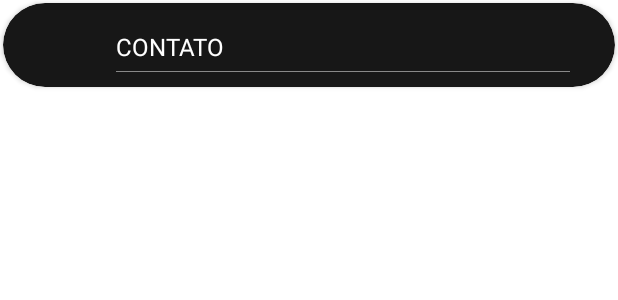
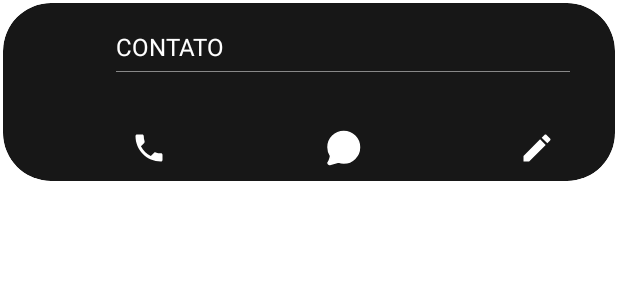
Before and after one commit to let1ci4b/ListaContatos, an Android app: the layout contact_card.xml on its own in the app's theme, with its tools: preview values and no code run, on a phone screen of 412 x 824 dp. Shown: the top 300 px of the screen. Run offline under Robolectric (Android 15) with nearby library versions, the phone set to English and light mode, and no system bars.

Commit message:
ExpandedRecycleView e tela add contato

```diff
--- a/app/src/main/AndroidManifest.xml
+++ b/app/src/main/AndroidManifest.xml
@@ -21,6 +21,11 @@
                 <category android:name="android.intent.category.LAUNCHER"/>
             </intent-filter>
         </activity>
+
+        <activity android:name=".addContactActivity"
+            android:exported="true"
+            android:screenOrientation="portrait">
+        </activity>
     </application>
 
 </manifest>
--- a/app/src/main/java/com/example/recyclerlistacontatos/Contacts.kt
+++ b/app/src/main/java/com/example/recyclerlistacontatos/Contacts.kt
@@ -1,3 +1,3 @@
 package com.example.recyclerlistacontatos
 
-data class Contacts(var titleImage : Int, var heading : String)
+data class Contacts(var titleImage : Int, var nameContact : String, var numberContact : String, var visibility: Boolean = false)
--- /dev/null
+++ b/app/src/main/res/drawable/ic_add.xml
@@ -0,0 +1,5 @@
+<vector android:height="24dp" android:tint="#FFFFFF"
+    android:viewportHeight="24" android:viewportWidth="24"
+    android:width="24dp" xmlns:android="http://schemas.android.com/apk/res/android">
+    <path android:fillColor="@android:color/white" android:pathData="M19,13h-6v6h-2v-6H5v-2h6V5h2v6h6v2z"/>
+</vector>
--- /dev/null
+++ b/app/src/main/res/drawable/ic_call.xml
@@ -0,0 +1,5 @@
+<vector android:height="24dp" android:tint="#FFFFFF"
+    android:viewportHeight="24" android:viewportWidth="24"
+    android:width="24dp" xmlns:android="http://schemas.android.com/apk/res/android">
+    <path android:fillColor="@android:color/white" android:pathData="M6.62,10.79c1.44,2.83 3.76,5.14 6.59,6.59l2.2,-2.2c0.27,-0.27 0.67,-0.36 1.02,-0.24 1.12,0.37 2.33,0.57 3.57,0.57 0.55,0 1,0.45 1,1V20c0,0.55 -0.45,1 -1,1 -9.39,0 -17,-7.61 -17,-17 0,-0.55 0.45,-1 1,-1h3.5c0.55,0 1,0.45 1,1 0,1.25 0.2,2.45 0.57,3.57 0.11,0.35 0.03,0.74 -0.25,1.02l-2.2,2.2z"/>
+</vector>
--- /dev/null
+++ b/app/src/main/res/drawable/ic_edit.xml
@@ -0,0 +1,5 @@
+<vector android:height="24dp" android:tint="#FFFFFF"
+    android:viewportHeight="24" android:viewportWidth="24"
+    android:width="24dp" xmlns:android="http://schemas.android.com/apk/res/android">
+    <path android:fillColor="@android:color/white" android:pathData="M3,17.25V21h3.75L17.81,9.94l-3.75,-3.75L3,17.25zM20.71,7.04c0.39,-0.39 0.39,-1.02 0,-1.41l-2.34,-2.34c-0.39,-0.39 -1.02,-0.39 -1.41,0l-1.83,1.83 3.75,3.75 1.83,-1.83z"/>
+</vector>
--- /dev/null
+++ b/app/src/main/res/drawable/ic_field_name.xml
@@ -0,0 +1,5 @@
+<vector android:height="24dp" android:tint="#15B76C"
+    android:viewportHeight="24" android:viewportWidth="24"
+    android:width="24dp" xmlns:android="http://schemas.android.com/apk/res/android">
+    <path android:fillColor="@android:color/white" android:pathData="M12,5.9c1.16,0 2.1,0.94 2.1,2.1s-0.94,2.1 -2.1,2.1S9.9,9.16 9.9,8s0.94,-2.1 2.1,-2.1m0,9c2.97,0 6.1,1.46 6.1,2.1v1.1L5.9,18.1L5.9,17c0,-0.64 3.13,-2.1 6.1,-2.1M12,4C9.79,4 8,5.79 8,8s1.79,4 4,4 4,-1.79 4,-4 -1.79,-4 -4,-4zM12,13c-2.67,0 -8,1.34 -8,4v2c0,0.55 0.45,1 1,1h14c0.55,0 1,-0.45 1,-1v-2c0,-2.66 -5.33,-4 -8,-4z"/>
+</vector>
--- /dev/null
+++ b/app/src/main/res/drawable/ic_field_phone.xml
@@ -0,0 +1,5 @@
+<vector android:height="24dp" android:tint="#15B76C"
+    android:viewportHeight="24" android:viewportWidth="24"
+    android:width="24dp" xmlns:android="http://schemas.android.com/apk/res/android">
+    <path android:fillColor="@android:color/white" android:pathData="M6.54,5c0.06,0.89 0.21,1.76 0.45,2.59l-1.2,1.2c-0.41,-1.2 -0.67,-2.47 -0.76,-3.79h1.51m9.86,12.02c0.85,0.24 1.72,0.39 2.6,0.45v1.49c-1.32,-0.09 -2.59,-0.35 -3.8,-0.75l1.2,-1.19M7.5,3H4c-0.55,0 -1,0.45 -1,1 0,9.39 7.61,17 17,17 0.55,0 1,-0.45 1,-1v-3.49c0,-0.55 -0.45,-1 -1,-1 -1.24,0 -2.45,-0.2 -3.57,-0.57 -0.1,-0.04 -0.21,-0.05 -0.31,-0.05 -0.26,0 -0.51,0.1 -0.71,0.29l-2.2,2.2c-2.83,-1.45 -5.15,-3.76 -6.59,-6.59l2.2,-2.2c0.28,-0.28 0.36,-0.67 0.25,-1.02C8.7,6.45 8.5,5.25 8.5,4c0,-0.55 -0.45,-1 -1,-1z"/>
+</vector>
--- /dev/null
+++ b/app/src/main/res/drawable/ic_message.xml
@@ -0,0 +1,6 @@
+<vector android:height="24dp" android:viewportHeight="24"
+    android:viewportWidth="24" android:width="24dp" xmlns:android="http://schemas.android.com/apk/res/android">
+    <path android:fillColor="#ffffff"
+        android:pathData="M2.293,21.292L2.283,21.303C1.972,21.623 1.91,22.111 2.134,22.5C2.36,22.891 2.821,23.083 3.258,22.966L9.053,21.421C10.134,21.796 11.294,22 12.5,22C18.299,22 23,17.299 23,11.5C23,5.701 18.299,1 12.5,1C6.701,1 2,5.701 2,11.5C2,13.603 2.619,15.564 3.685,17.207C3.655,17.525 3.602,17.89 3.519,18.304C3.29,19.451 2.951,20.229 2.688,20.702C2.557,20.939 2.443,21.101 2.37,21.197C2.333,21.245 2.307,21.276 2.293,21.292Z"
+        android:strokeColor="#ffffff" android:strokeWidth="1"/>
+</vector>
--- a/app/src/main/res/layout/contact_card.xml
+++ b/app/src/main/res/layout/contact_card.xml
@@ -11,27 +11,27 @@
     app:contentPadding="10dp" >
 
     <androidx.constraintlayout.widget.ConstraintLayout
-        android:id="@+id/relativeLayout"
+        android:id="@+id/cardContact"
         android:layout_width="match_parent"
         android:layout_height="wrap_content"
         android:paddingHorizontal="20dp">
 
         <de.hdodenhof.circleimageview.CircleImageView
-            android:id="@+id/cardImage"
+            android:id="@+id/contactImage"
             android:layout_width="35dp"
             android:layout_height="35dp"
             app:layout_constraintLeft_toLeftOf="parent"
             app:layout_constraintTop_toTopOf="parent" />
 
         <TextView
-            android:id="@+id/cardTitle"
+            android:id="@+id/contactName"
             android:layout_width="0dp"
             android:layout_height="wrap_content"
             android:layout_marginStart="10dp"
             android:layout_marginTop="8dp"
             android:textSize="16sp"
             android:textColor="@color/white"
-            app:layout_constraintStart_toEndOf="@+id/cardImage"
+            app:layout_constraintStart_toEndOf="@+id/contactImage"
             app:layout_constraintEnd_toEndOf="parent"
             app:layout_constraintTop_toTopOf="parent"
             tools:text="CONTATO" />
@@ -43,8 +43,62 @@
             android:layout_marginStart="10dp"
             android:background="@color/divisor"
             app:layout_constraintEnd_toEndOf="parent"
-            app:layout_constraintStart_toEndOf="@+id/cardImage"
-            app:layout_constraintTop_toBottomOf="@+id/cardTitle" />
+            app:layout_constraintStart_toEndOf="@+id/contactImage"
+            app:layout_constraintTop_toBottomOf="@+id/contactName" />
+
+        <androidx.constraintlayout.widget.ConstraintLayout
+            android:id="@+id/expandedLayout"
+            android:layout_width="match_parent"
+            android:layout_height="wrap_content"
+            app:layout_constraintBottom_toBottomOf="@+id/cardContact"
+            app:layout_constraintEnd_toEndOf="parent"
+            app:layout_constraintStart_toStartOf="parent"
+            app:layout_constraintTop_toBottomOf="@+id/contactImage" >
+
+            <TextView
+                android:id="@+id/contactNumber"
+                android:layout_width="match_parent"
+                android:layout_height="wrap_content"
+                android:layout_marginStart="45dp"
+                android:layout_marginTop="10dp"
+                app:layout_constraintEnd_toEndOf="parent"
+                app:layout_constraintHorizontal_bias="0.5"
+                app:layout_constraintStart_toStartOf="parent"
+                app:layout_constraintTop_toTopOf="parent" />
+
+            <ImageView
+                android:id="@+id/buttonCall"
+                android:layout_width="wrap_content"
+                android:layout_height="wrap_content"
+                android:src="@drawable/ic_call"
+                android:layout_marginStart="10dp"
+                android:layout_marginTop="10dp"
+                app:layout_constraintStart_toStartOf="@+id/contactNumber"
+                app:layout_constraintTop_toBottomOf="@+id/contactNumber" />
+
+            <ImageView
+                android:id="@+id/buttonMessage"
+                android:layout_width="wrap_content"
+                android:layout_height="wrap_content"
+                android:src="@drawable/ic_message"
+                android:layout_marginTop="10dp"
+                app:layout_constraintStart_toEndOf="@+id/buttonCall"
+                app:layout_constraintEnd_toStartOf="@+id/buttonEdit"
+                app:layout_constraintTop_toBottomOf="@id/contactNumber" />
+
+            <ImageView
+                android:id="@+id/buttonEdit"
+                android:layout_width="wrap_content"
+                android:layout_height="wrap_content"
+                android:src="@drawable/ic_edit"
+                android:layout_marginEnd="10dp"
+                android:layout_marginTop="10dp"
+                app:layout_constraintEnd_toEndOf="@id/contactNumber"
+                app:layout_constraintTop_toBottomOf="@+id/contactNumber"/>
+
+
+        </androidx.constraintlayout.widget.ConstraintLayout>
+
 
     </androidx.constraintlayout.widget.ConstraintLayout>
 
--- a/app/src/main/res/values/colors.xml
+++ b/app/src/main/res/values/colors.xml
@@ -11,4 +11,5 @@
     <color name="card_icon">#282828</color>
     <color name="floating_action_button_bakground">#15B76C</color>
     <color name="divisor">#888888</color>
+    <color name="fabColor">#15B76C</color>
 </resources>
--- a/app/src/main/res/values/strings.xml
+++ b/app/src/main/res/values/strings.xml
@@ -1,3 +1,3 @@
 <resources>
-    <string name="app_name">RecyclerListaContatos</string>
+    <string name="app_name">Contatos</string>
 </resources>
```
Also changed, not shown: app/src/main/java/com/example/recyclerlistacontatos/Adapter.kt (+15 -5 lines), app/src/main/java/com/example/recyclerlistacontatos/MainActivity.kt (+14 -1 lines), app/src/main/java/com/example/recyclerlistacontatos/addContactActivity.kt (added, +15 -0 lines), app/src/main/res/drawable/rounded_field.xml (added, +9 -0 lines), app/src/main/res/layout/add_contact.xml (added, +98 -0 lines), app/src/main/res/layout/main_layout.xml (+31 -2 lines).
